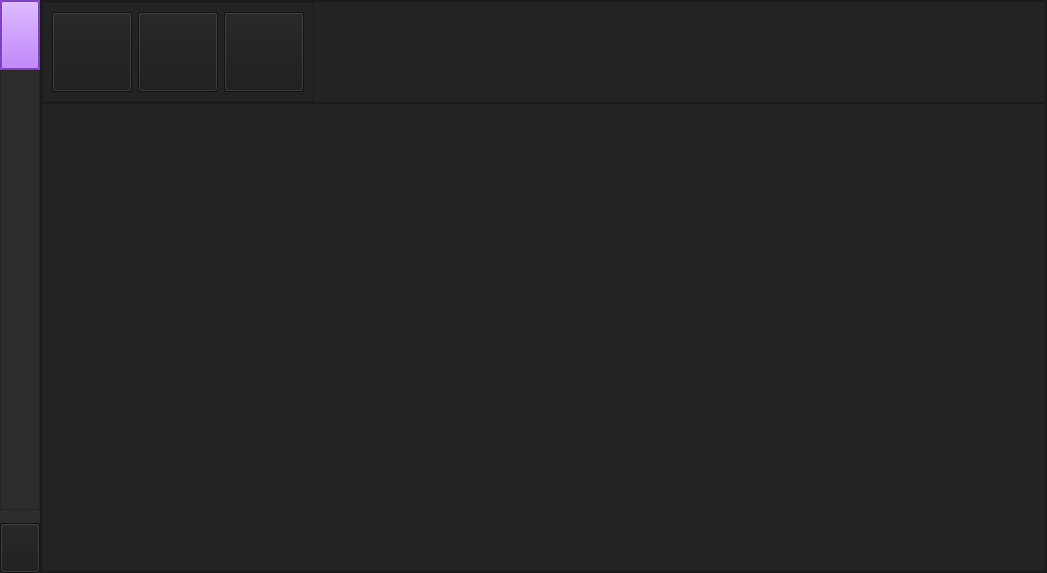
Before: the Qt Designer form BCore python/Main.ui in XRenso/BCoreQT, drawn with Qt 5.
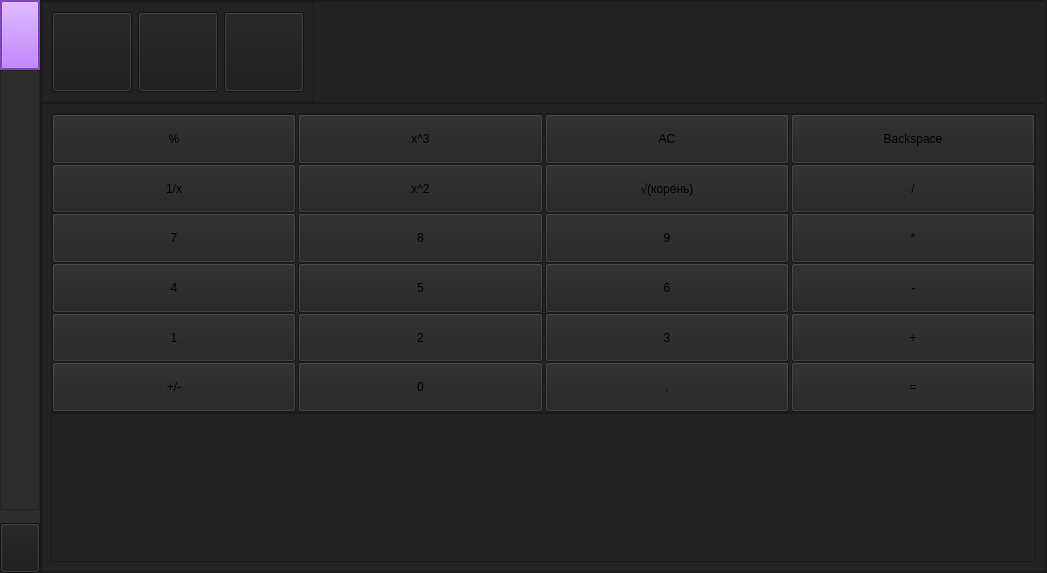
After: the same form once the commit is applied. The open tabs and pages were chosen to show the change. Icons and pictures are not drawn.

The edit to the form file:
```diff
--- a/BCore python/Main.ui
+++ b/BCore python/Main.ui
@@ -417,7 +417,743 @@
               </item>
              </layout>
             </widget>
-            <widget class="QWidget" name="page_BCalc"/>
+            <widget class="QWidget" name="page_BCalc">
+             <layout class="QGridLayout" name="gridLayout_2">
+              <property name="leftMargin">
+               <number>0</number>
+              </property>
+              <property name="topMargin">
+               <number>0</number>
+              </property>
+              <property name="rightMargin">
+               <number>0</number>
+              </property>
+              <property name="bottomMargin">
+               <number>0</number>
+              </property>
+              <property name="spacing">
+               <number>0</number>
+              </property>
+              <item row="0" column="0">
+               <widget class="QFrame" name="Calc">
+                <property name="minimumSize">
+                 <size>
+                  <width>0</width>
+                  <height>300</height>
+                 </size>
+                </property>
+                <property name="maximumSize">
+                 <size>
+                  <width>16777215</width>
+                  <height>16777215</height>
+                 </size>
+                </property>
+                <property name="frameShape">
+                 <enum>QFrame::StyledPanel</enum>
+                </property>
+                <property name="frameShadow">
+                 <enum>QFrame::Raised</enum>
+                </property>
+                <layout class="QVBoxLayout" name="verticalLayout_6">
+                 <property name="spacing">
+                  <number>0</number>
+                 </property>
+                 <property name="leftMargin">
+                  <number>0</number>
+                 </property>
+                 <property name="topMargin">
+                  <number>0</number>
+                 </property>
+                 <property name="rightMargin">
+                  <number>0</number>
+                 </property>
+                 <property name="bottomMargin">
+                  <number>0</number>
+                 </property>
+                 <item>
+                  <layout class="QGridLayout" name="Buttons_lol">
+                   <property name="spacing">
+                    <number>0</number>
+                   </property>
+                   <item row="5" column="0">
+                    <layout class="QHBoxLayout" name="horizontalLayout_9">
+                     <property name="spacing">
+                      <number>2</number>
+                     </property>
+                     <item>
+                      <widget class="QPushButton" name="pushButton_21">
+                       <property name="sizePolicy">
+                        <sizepolicy hsizetype="Minimum" vsizetype="Expanding">
+                         <horstretch>0</horstretch>
+                         <verstretch>0</verstretch>
+                        </sizepolicy>
+                       </property>
+                       <property name="minimumSize">
+                        <size>
+                         <width>0</width>
+                         <height>40</height>
+                        </size>
+                       </property>
+                       <property name="maximumSize">
+                        <size>
+                         <width>16777215</width>
+                         <height>16777215</height>
+                        </size>
+                       </property>
+                       <property name="text">
+                        <string>+/-</string>
+                       </property>
+                      </widget>
+                     </item>
+                     <item>
+                      <widget class="QPushButton" name="pushButton_22">
+                       <property name="sizePolicy">
+                        <sizepolicy hsizetype="Minimum" vsizetype="Expanding">
+                         <horstretch>0</horstretch>
+                         <verstretch>0</verstretch>
+                        </sizepolicy>
+                       </property>
+                       <property name="minimumSize">
+                        <size>
+                         <width>0</width>
+                         <height>40</height>
+                        </size>
+                       </property>
+                       <property name="maximumSize">
+                        <size>
+                         <width>16777215</width>
+                         <height>16777215</height>
+                        </size>
+                       </property>
+                       <property name="text">
+                        <string>0</string>
+                       </property>
+                      </widget>
+                     </item>
+                     <item>
+                      <widget class="QPushButton" name="pushButton_23">
+                       <property name="sizePolicy">
+                        <sizepolicy hsizetype="Minimum" vsizetype="Expanding">
+                         <horstretch>0</horstretch>
+                         <verstretch>0</verstretch>
+                        </sizepolicy>
+                       </property>
+                       <property name="minimumSize">
+                        <size>
+                         <width>0</width>
+                         <height>40</height>
+                        </size>
+                       </property>
+                       <property name="maximumSize">
+                        <size>
+                         <width>16777215</width>
+                         <height>16777215</height>
+                        </size>
+                       </property>
+                       <property name="text">
+                        <string>.</string>
+                       </property>
+                      </widget>
+                     </item>
+                     <item>
+                      <widget class="QPushButton" name="pushButton_24">
+                       <property name="sizePolicy">
+                        <sizepolicy hsizetype="Minimum" vsizetype="Expanding">
+                         <horstretch>0</horstretch>
+                         <verstretch>0</verstretch>
+                        </sizepolicy>
+                       </property>
+                       <property name="minimumSize">
+                        <size>
+                         <width>0</width>
+                         <height>40</height>
+                        </size>
+                       </property>
+                       <property name="maximumSize">
+                        <size>
+                         <width>16777215</width>
+                         <height>16777215</height>
+                        </size>
+                       </property>
+                       <property name="text">
+                        <string>=</string>
+                       </property>
+                      </widget>
+                     </item>
+                    </layout>
+                   </item>
+                   <item row="1" column="0">
+                    <layout class="QHBoxLayout" name="horizontalLayout_7">
+                     <property name="spacing">
+                      <number>2</number>
+                     </property>
+                     <item>
+                      <widget class="QPushButton" name="pushButton_13">
+                       <property name="sizePolicy">
+                        <sizepolicy hsizetype="Minimum" vsizetype="Expanding">
+                         <horstretch>0</horstretch>
+                         <verstretch>0</verstretch>
+                        </sizepolicy>
+                       </property>
+                       <property name="minimumSize">
+                        <size>
+                         <width>0</width>
+                         <height>40</height>
+                        </size>
+                       </property>
+                       <property name="maximumSize">
+                        <size>
+                         <width>16777215</width>
+                         <height>16777215</height>
+                        </size>
+                       </property>
+                       <property name="text">
+                        <string>1/x</string>
+                       </property>
+                      </widget>
+                     </item>
+                     <item>
+                      <widget class="QPushButton" name="pushButton_14">
+                       <property name="sizePolicy">
+                        <sizepolicy hsizetype="Minimum" vsizetype="Expanding">
+                         <horstretch>0</horstretch>
+                         <verstretch>0</verstretch>
+                        </sizepolicy>
+                       </property>
+                       <property name="minimumSize">
+                        <size>
+                         <width>0</width>
+                         <height>40</height>
+                        </size>
+                       </property>
+                       <property name="maximumSize">
+                        <size>
+                         <width>16777215</width>
+                         <height>16777215</height>
+                        </size>
+                       </property>
+                       <property name="text">
+                        <string>x^2</string>
+                       </property>
+                      </widget>
+                     </item>
+                     <item>
+                      <widget class="QPushButton" name="pushButton_15">
+                       <property name="sizePolicy">
+                        <sizepolicy hsizetype="Minimum" vsizetype="Expanding">
+                         <horstretch>0</horstretch>
+                         <verstretch>0</verstretch>
+                        </sizepolicy>
+                       </property>
+                       <property name="minimumSize">
+                        <size>
+                         <width>0</width>
+                         <height>40</height>
+                        </size>
+                       </property>
+                       <property name="maximumSize">
+                        <size>
+                         <width>16777215</width>
+                         <height>16777215</height>
+                        </size>
+                       </property>
+                       <property name="text">
+                        <string>√(корень)</string>
+                       </property>
+                      </widget>
+                     </item>
+                     <item>
+                      <widget class="QPushButton" name="pushButton_16">
+                       <property name="sizePolicy">
+                        <sizepolicy hsizetype="Minimum" vsizetype="Expanding">
+                         <horstretch>0</horstretch>
+                         <verstretch>0</verstretch>
+                        </sizepolicy>
+                       </property>
+                       <property name="minimumSize">
+                        <size>
+                         <width>0</width>
+                         <height>40</height>
+                        </size>
+                       </property>
+                       <property name="maximumSize">
+                        <size>
+                         <width>16777215</width>
+                         <height>16777215</height>
+                        </size>
+                       </property>
+                       <property name="text">
+                        <string>/</string>
+                       </property>
+                      </widget>
+                     </item>
+                    </layout>
+                   </item>
+                   <item row="4" column="0">
+                    <layout class="QHBoxLayout" name="_2">
+                     <property name="spacing">
+                      <number>2</number>
+                     </property>
+                     <item>
+                      <widget class="QPushButton" name="pushButton_29">
+                       <property name="sizePolicy">
+                        <sizepolicy hsizetype="Minimum" vsizetype="Expanding">
+                         <horstretch>0</horstretch>
+                         <verstretch>0</verstretch>
+                        </sizepolicy>
+                       </property>
+                       <property name="minimumSize">
+                        <size>
+                         <width>0</width>
+                         <height>40</height>
+                        </size>
+                       </property>
+                       <property name="maximumSize">
+                        <size>
+                         <width>16777215</width>
+                         <height>16777215</height>
+                        </size>
+                       </property>
+                       <property name="text">
+                        <string>1</string>
+                       </property>
+                      </widget>
+                     </item>
+                     <item>
+                      <widget class="QPushButton" name="pushButton_30">
+                       <property name="sizePolicy">
+                        <sizepolicy hsizetype="Minimum" vsizetype="Expanding">
+                         <horstretch>0</horstretch>
+                         <verstretch>0</verstretch>
+                        </sizepolicy>
+                       </property>
+                       <property name="minimumSize">
+                        <size>
+                         <width>0</width>
+                         <height>40</height>
+                        </size>
+                       </property>
+                       <property name="maximumSize">
+                        <size>
+                         <width>16777215</width>
+                         <height>16777215</height>
+                        </size>
+                       </property>
+                       <property name="text">
+                        <string>2</string>
+                       </property>
+                      </widget>
+                     </item>
+                     <item>
+                      <widget class="QPushButton" name="pushButton_31">
+                       <property name="sizePolicy">
+                        <sizepolicy hsizetype="Minimum" vsizetype="Expanding">
+                         <horstretch>0</horstretch>
+                         <verstretch>0</verstretch>
+                        </sizepolicy>
+                       </property>
+                       <property name="minimumSize">
+                        <size>
+                         <width>0</width>
+                         <height>40</height>
+                        </size>
+                       </property>
+                       <property name="maximumSize">
+                        <size>
+                         <width>16777215</width>
+                         <height>16777215</height>
+                        </size>
+                       </property>
+                       <property name="text">
+                        <string>3</string>
+                       </property>
+                      </widget>
+                     </item>
+                     <item>
+                      <widget class="QPushButton" name="pushButton_32">
+                       <property name="sizePolicy">
+                        <sizepolicy hsizetype="Minimum" vsizetype="Expanding">
+                         <horstretch>0</horstretch>
+                         <verstretch>0</verstretch>
+                        </sizepolicy>
+                       </property>
+                       <property name="minimumSize">
+                        <size>
+                         <width>0</width>
+                         <height>40</height>
+                        </size>
+                       </property>
+                       <property name="maximumSize">
+                        <size>
+                         <width>16777215</width>
+                         <height>16777215</height>
+                        </size>
+                       </property>
+                       <property name="text">
+                        <string>+</string>
+                       </property>
+                      </widget>
+                     </item>
+                    </layout>
+                   </item>
+                   <item row="2" column="0">
+                    <layout class="QHBoxLayout" name="horizontalLayout_8">
+                     <property name="spacing">
+                      <number>2</number>
+                     </property>
+                     <item>
+                      <widget class="QPushButton" name="pushButton_17">
+                       <property name="sizePolicy">
+                        <sizepolicy hsizetype="Minimum" vsizetype="Expanding">
+                         <horstretch>0</horstretch>
+                         <verstretch>0</verstretch>
+                        </sizepolicy>
+                       </property>
+                       <property name="minimumSize">
+                        <size>
+                         <width>0</width>
+                         <height>40</height>
+                        </size>
+                       </property>
+                       <property name="maximumSize">
+                        <size>
+                         <width>16777215</width>
+                         <height>16777215</height>
+                        </size>
+                       </property>
+                       <property name="text">
+                        <string>7</string>
+                       </property>
+                      </widget>
+                     </item>
+                     <item>
+                      <widget class="QPushButton" name="pushButton_18">
+                       <property name="sizePolicy">
+                        <sizepolicy hsizetype="Minimum" vsizetype="Expanding">
+                         <horstretch>0</horstretch>
+                         <verstretch>0</verstretch>
+                        </sizepolicy>
+                       </property>
+                       <property name="minimumSize">
+                        <size>
+                         <width>0</width>
+                         <height>40</height>
+                        </size>
+                       </property>
+                       <property name="maximumSize">
+                        <size>
+                         <width>16777215</width>
+                         <height>16777215</height>
+                        </size>
+                       </property>
+                       <property name="text">
+                        <string>8</string>
+                       </property>
+                      </widget>
+                     </item>
+                     <item>
+                      <widget class="QPushButton" name="pushButton_19">
+                       <property name="sizePolicy">
+                        <sizepolicy hsizetype="Minimum" vsizetype="Expanding">
+                         <horstretch>0</horstretch>
+                         <verstretch>0</verstretch>
+                        </sizepolicy>
+                       </property>
+                       <property name="minimumSize">
+                        <size>
+                         <width>0</width>
+                         <height>40</height>
+                        </size>
+                       </property>
+                       <property name="maximumSize">
+                        <size>
+                         <width>16777215</width>
+                         <height>16777215</height>
+                        </size>
+                       </property>
+                       <property name="text">
+                        <string>9</string>
+                       </property>
+                      </widget>
+                     </item>
+                     <item>
+                      <widget class="QPushButton" name="pushButton_20">
+                       <property name="sizePolicy">
+                        <sizepolicy hsizetype="Minimum" vsizetype="Expanding">
+                         <horstretch>0</horstretch>
+                         <verstretch>0</verstretch>
+                        </sizepolicy>
+                       </property>
+                       <property name="minimumSize">
+                        <size>
+                         <width>0</width>
+                         <height>40</height>
+                        </size>
+                       </property>
+                       <property name="maximumSize">
+                        <size>
+                         <width>16777215</width>
+                         <height>16777215</height>
+                        </size>
+                       </property>
+                       <property name="text">
+                        <string>*</string>
+                       </property>
+                      </widget>
+                     </item>
+                    </layout>
+                   </item>
+                   <item row="3" column="0">
+                    <layout class="QHBoxLayout" name="horizontalLayout_10">
+                     <property name="spacing">
+                      <number>2</number>
+                     </property>
+                     <item>
+                      <widget class="QPushButton" name="pushButton_25">
+                       <property name="sizePolicy">
+                        <sizepolicy hsizetype="Minimum" vsizetype="Expanding">
+                         <horstretch>0</horstretch>
+                         <verstretch>0</verstretch>
+                        </sizepolicy>
+                       </property>
+                       <property name="minimumSize">
+                        <size>
+                         <width>0</width>
+                         <height>40</height>
+                        </size>
+                       </property>
+                       <property name="maximumSize">
+                        <size>
+                         <width>16777215</width>
+                         <height>16777215</height>
+                        </size>
+                       </property>
+                       <property name="text">
+                        <string>4</string>
+                       </property>
+                      </widget>
+                     </item>
+                     <item>
+                      <widget class="QPushButton" name="pushButton_26">
+                       <property name="sizePolicy">
+                        <sizepolicy hsizetype="Minimum" vsizetype="Expanding">
+                         <horstretch>0</horstretch>
+                         <verstretch>0</verstretch>
+                        </sizepolicy>
+                       </property>
+                       <property name="minimumSize">
+                        <size>
+                         <width>0</width>
+                         <height>40</height>
+                        </size>
+                       </property>
+                       <property name="maximumSize">
+                        <size>
+                         <width>16777215</width>
+                         <height>16777215</height>
+                        </size>
+                       </property>
+                       <property name="text">
+                        <string>5</string>
+                       </property>
+                      </widget>
+                     </item>
+                     <item>
+                      <widget class="QPushButton" name="pushButton_27">
+                       <property name="sizePolicy">
+                        <sizepolicy hsizetype="Minimum" vsizetype="Expanding">
+                         <horstretch>0</horstretch>
+                         <verstretch>0</verstretch>
+                        </sizepolicy>
+                       </property>
+                       <property name="minimumSize">
+                        <size>
+                         <width>0</width>
+                         <height>40</height>
+                        </size>
+                       </property>
+                       <property name="maximumSize">
+                        <size>
+                         <width>16777215</width>
+                         <height>16777215</height>
+                        </size>
+                       </property>
+                       <property name="text">
+                        <string>6</string>
+                       </property>
+                      </widget>
+                     </item>
+                     <item>
+                      <widget class="QPushButton" name="pushButton_28">
+                       <property name="sizePolicy">
+                        <sizepolicy hsizetype="Minimum" vsizetype="Expanding">
+                         <horstretch>0</horstretch>
+                         <verstretch>0</verstretch>
+                        </sizepolicy>
+                       </property>
+                       <property name="minimumSize">
+                        <size>
+                         <width>0</width>
+                         <height>40</height>
+                        </size>
+                       </property>
+                       <property name="maximumSize">
+                        <size>
+                         <width>16777215</width>
+                         <height>16777215</height>
+                        </size>
+                       </property>
+                       <property name="text">
+                        <string>-</string>
+                       </property>
+                      </widget>
+                     </item>
+                    </layout>
+                   </item>
+                   <item row="0" column="0">
+                    <layout class="QHBoxLayout" name="horizontalLayout_2">
+                     <property name="spacing">
+                      <number>2</number>
+                     </property>
+                     <item>
+                      <widget class="QPushButton" name="pushButton">
+                       <property name="sizePolicy">
+                        <sizepolicy hsizetype="Minimum" vsizetype="Expanding">
+                         <horstretch>0</horstretch>
+                         <verstretch>0</verstretch>
+                        </sizepolicy>
+                       </property>
+                       <property name="minimumSize">
+                        <size>
+                         <width>0</width>
+                         <height>40</height>
+                        </size>
+                       </property>
+                       <property name="maximumSize">
+                        <size>
+                         <width>16777215</width>
+                         <height>16777215</height>
+                        </size>
+                       </property>
+                       <property name="text">
+                        <string>%</string>
+                       </property>
+                      </widget>
+                     </item>
+                     <item>
+                      <widget class="QPushButton" name="pushButton_2">
+                       <property name="sizePolicy">
+                        <sizepolicy hsizetype="Minimum" vsizetype="Expanding">
+                         <horstretch>0</horstretch>
+                         <verstretch>0</verstretch>
+                        </sizepolicy>
+                       </property>
+                       <property name="minimumSize">
+                        <size>
+                         <width>0</width>
+                         <height>40</height>
+                        </size>
+                       </property>
+                       <property name="maximumSize">
+                        <size>
+                         <width>16777215</width>
+                         <height>16777215</height>
+                        </size>
+                       </property>
+                       <property name="text">
+                        <string>x^3</string>
+                       </property>
+                      </widget>
+                     </item>
+                     <item>
+                      <widget class="QPushButton" name="pushButton_3">
+                       <property name="sizePolicy">
+                        <sizepolicy hsizetype="Minimum" vsizetype="Expanding">
+                         <horstretch>0</horstretch>
+                         <verstretch>0</verstretch>
+                        </sizepolicy>
+                       </property>
+                       <property name="minimumSize">
+                        <size>
+                         <width>0</width>
+                         <height>40</height>
+                        </size>
+                       </property>
+                       <property name="maximumSize">
+                        <size>
+                         <width>16777215</width>
+                         <height>16777215</height>
+                        </size>
+                       </property>
+                       <property name="text">
+                        <string>AC</string>
+                       </property>
+                      </widget>
+                     </item>
+                     <item>
+                      <widget class="QPushButton" name="pushButton_4">
+                       <property name="sizePolicy">
+                        <sizepolicy hsizetype="Minimum" vsizetype="Expanding">
+                         <horstretch>0</horstretch>
+                         <verstretch>0</verstretch>
+                        </sizepolicy>
+                       </property>
+                       <property name="minimumSize">
+                        <size>
+                         <width>0</width>
+                         <height>40</height>
+                        </size>
+                       </property>
+                       <property name="maximumSize">
+                        <size>
+                         <width>16777215</width>
+                         <height>16777215</height>
+                        </size>
+                       </property>
+                       <property name="text">
+                        <string>Backspace</string>
+                       </property>
+                      </widget>
+                     </item>
+                    </layout>
+                   </item>
+                  </layout>
+                 </item>
+                </layout>
+               </widget>
+              </item>
+              <item row="1" column="0">
+               <widget class="QLineEdit" name="symbols">
+                <property name="sizePolicy">
+                 <sizepolicy hsizetype="Expanding" vsizetype="Expanding">
+                  <horstretch>0</horstretch>
+                  <verstretch>0</verstretch>
+                 </sizepolicy>
+                </property>
+                <property name="minimumSize">
+                 <size>
+                  <width>0</width>
+                  <height>110</height>
+                 </size>
+                </property>
+                <property name="maximumSize">
+                 <size>
+                  <width>16777215</width>
+                  <height>16777215</height>
+                 </size>
+                </property>
+                <property name="font">
+                 <font>
+                  <pointsize>17</pointsize>
+                 </font>
+                </property>
+                <property name="text">
+                 <string/>
+                </property>
+               </widget>
+              </item>
+             </layout>
+            </widget>
             <widget class="QWidget" name="page_BMedia">
              <widget class="QLabel" name="label_2">
               <property name="geometry">
```
Left out of the diff: 19 changed lines with no effect on the pictures.
